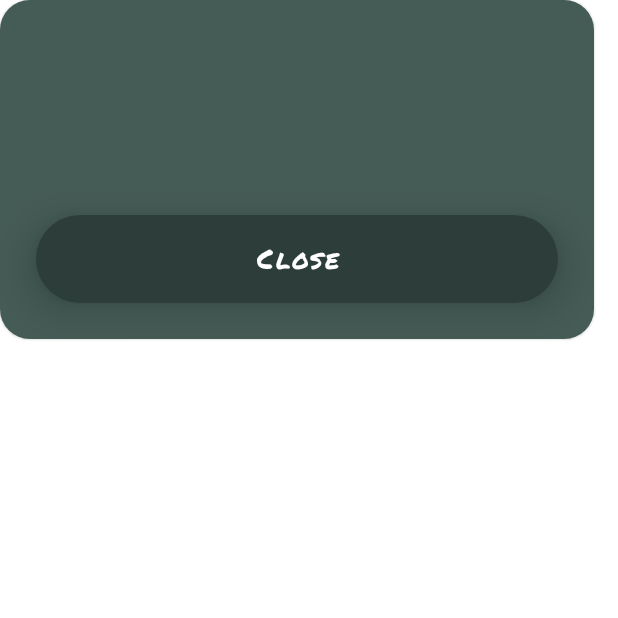
After one commit to la-colinares/DigiDraw, an Android app built with Jetpack Compose: the composable DigiModal called with empty values, on a phone screen of 412 x 824 dp, the top half of it. The commit adds this screen. Run offline under Robolectric (Android 15) with nearby library versions, the phone set to English and light mode, and no system bars; libraries missing offline, so code that uses them is left out: com.ramcosta.composedestinations; 2 statements that could not run were skipped.

Commit message:
setup modal ui

```diff
--- a/app/src/main/java/com/lacolinares/digidraw/MainActivity.kt
+++ b/app/src/main/java/com/lacolinares/digidraw/MainActivity.kt
@@ -9,8 +9,7 @@ import androidx.compose.runtime.Composable
 import androidx.compose.ui.Modifier
 import androidx.compose.ui.tooling.preview.Preview
 import androidx.core.splashscreen.SplashScreen.Companion.installSplashScreen
-import com.lacolinares.digidraw.ui.pages.MainScreen
-import com.lacolinares.digidraw.ui.pages.NavGraphs
+import com.lacolinares.digidraw.ui.NavGraphs
 import com.lacolinares.digidraw.ui.theme.DigiDrawTheme
 import com.lacolinares.digidraw.ui.theme.MineralGreen
 import com.ramcosta.composedestinations.DestinationsNavHost
@@ -34,5 +33,5 @@ class MainActivity : ComponentActivity() {
 @Preview(showBackground = true, showSystemUi = true)
 @Composable
 fun DefaultPreview() {
-    MainScreen()
+    //MainScreen()
 }
--- a/app/src/main/java/com/lacolinares/digidraw/ui/components/DigiButton.kt
+++ b/app/src/main/java/com/lacolinares/digidraw/ui/components/DigiButton.kt
@@ -33,6 +33,7 @@ fun DigiButton(
     fontSize: TextUnit = 18.sp,
     textAlign: TextAlign = TextAlign.Center,
     minWidth: Int = 220,
+    verticalPadding: Int = 20,
     onClick: () -> Unit = {},
 ) {
     Button(
@@ -52,7 +53,7 @@ fun DigiButton(
             text = text,
             fontSize = fontSize,
             modifier = Modifier
-                .padding(horizontal = 40.dp, vertical = 20.dp)
+                .padding(horizontal = 40.dp, vertical = verticalPadding.dp)
                 .defaultMinSize(minWidth = minWidth.dp),
             textAlign = textAlign
         )
--- /dev/null
+++ b/app/src/main/java/com/lacolinares/digidraw/ui/components/DigiModal.kt
@@ -0,0 +1,57 @@
+package com.lacolinares.digidraw.ui.components
+
+import androidx.compose.foundation.layout.Arrangement
+import androidx.compose.foundation.layout.Column
+import androidx.compose.foundation.layout.padding
+import androidx.compose.foundation.layout.wrapContentHeight
+import androidx.compose.foundation.shape.RoundedCornerShape
+import androidx.compose.material.Card
+import androidx.compose.runtime.Composable
+import androidx.compose.ui.Alignment
+import androidx.compose.ui.Modifier
+import androidx.compose.ui.res.stringResource
+import androidx.compose.ui.unit.dp
+import androidx.compose.ui.unit.sp
+import androidx.compose.ui.window.DialogProperties
+import com.lacolinares.digidraw.R
+import com.lacolinares.digidraw.ui.theme.MineralGreen
+import com.ramcosta.composedestinations.annotation.Destination
+import com.ramcosta.composedestinations.navigation.DestinationsNavigator
+import com.ramcosta.composedestinations.spec.DestinationStyle
+
+object DigiModalStyle: DestinationStyle.Dialog{
+    override val properties: DialogProperties
+        get() = DialogProperties()
+}
+
+@Destination(style = DigiModalStyle::class)
+@Composable
+fun DigiModal(
+    navigator: DestinationsNavigator,
+    title: String,
+    message: String
+) {
+    Card(
+        modifier = Modifier.wrapContentHeight(),
+        shape = RoundedCornerShape(20.dp),
+        backgroundColor = MineralGreen
+    ) {
+        Column(
+            modifier = Modifier
+                .wrapContentHeight()
+                .padding(24.dp),
+            verticalArrangement = Arrangement.spacedBy(24.dp),
+            horizontalAlignment = Alignment.CenterHorizontally
+        ) {
+            DigiText(text = title, fontSize = 32.sp)
+            DigiText(text = message, fontSize = 18.sp)
+            DigiButton(
+                text = stringResource(R.string.close_text),
+                verticalPadding = 8,
+                onClick = {
+                    navigator.popBackStack()
+                }
+            )
+        }
+    }
+}
```
Also changed, not shown: app/src/main/java/com/lacolinares/digidraw/ui/pages/MainScreen.kt (+34 -6 lines), app/src/main/res/values/strings.xml (+7 -0 lines).
